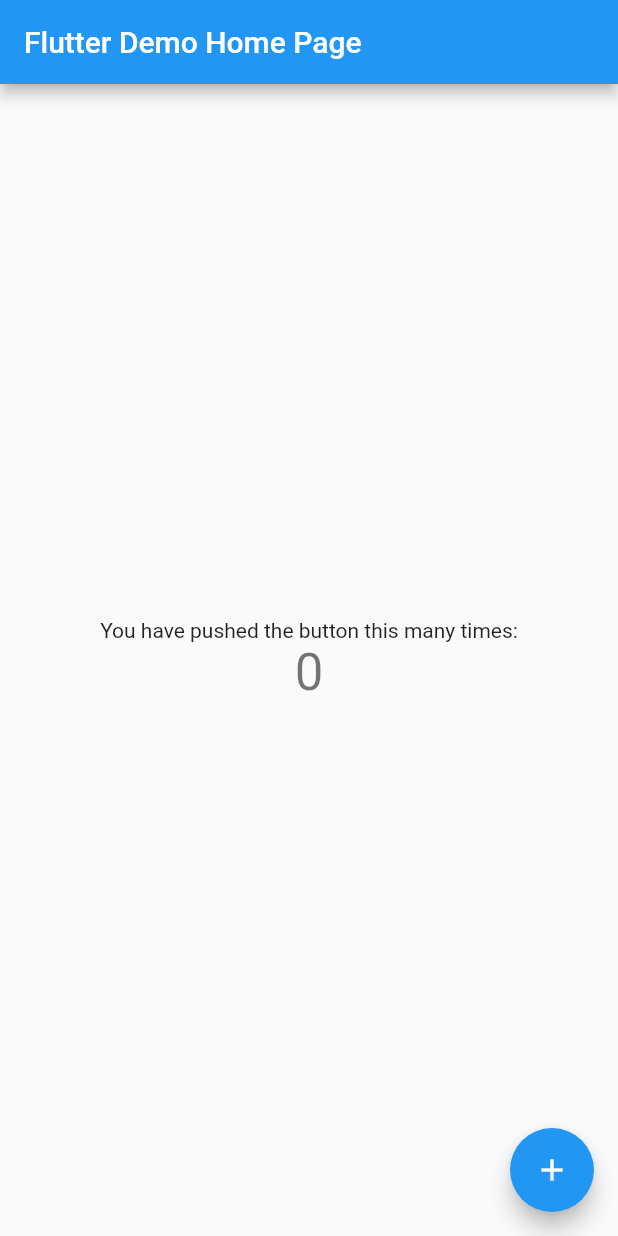
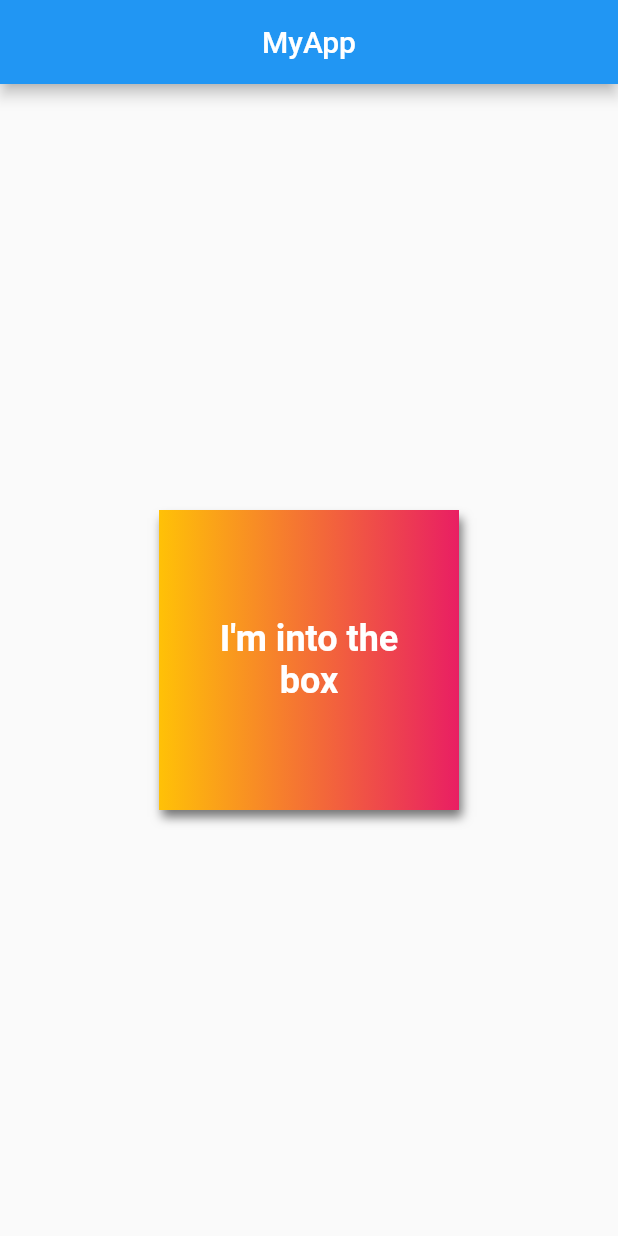
Before and after one commit to chintan369/FlutterProject, a Flutter app: the screen it shows after launch, on a phone screen of 412 x 824 dp. Run offline on Flutter 3.47's test engine with Material 2 defaults, Android fonts, the phone set to English and light mode, and no system bars; missing offline and left inert: dart:html.

Commit message:
Learns Container and Text with UI decoration deeply

```diff
--- a/lib/main.dart
+++ b/lib/main.dart
@@ -1,117 +1,41 @@
+import 'dart:html';
+
 import 'package:flutter/material.dart';
 
 void main() {
-  runApp(MyApp());
+  runApp(MaterialApp(
+    title: "Flutter App",
+    home: HomeWidget(),
+  ));
 }
 
-class MyApp extends StatelessWidget {
-  // This widget is the root of your application.
+class HomeWidget extends StatelessWidget {
   @override
   Widget build(BuildContext context) {
-    return MaterialApp(
-      title: 'Flutter Demo',
-      theme: ThemeData(
-        // This is the theme of your application.
-        //
-        // Try running your application with "flutter run". You'll see the
-        // application has a blue toolbar. Then, without quitting the app, try
-        // changing the primarySwatch below to Colors.green and then invoke
-        // "hot reload" (press "r" in the console where you ran "flutter run",
-        // or simply save your changes to "hot reload" in a Flutter IDE).
-        // Notice that the counter didn't reset back to zero; the application
-        // is not restarted.
-        primarySwatch: Colors.blue,
-        // This makes the visual density adapt to the platform that you run
-        // the app on. For desktop platforms, the controls will be smaller and
-        // closer together (more dense) than on mobile platforms.
-        visualDensity: VisualDensity.adaptivePlatformDensity,
+    return Scaffold(
+      appBar: AppBar(
+        title: Center(child: Text("MyApp")),
       ),
-      home: MyHomePage(title: 'Flutter Demo Home Page'),
+      body: Center(
+        child: Container(
+          padding: const EdgeInsets.all(32),
+          alignment: Alignment.center,
+          decoration: BoxDecoration(boxShadow: [
+            BoxShadow(
+                color: Colors.grey[600],
+                blurRadius: 5,
+                offset: Offset(2.0, 5.0))
+          ], gradient: LinearGradient(colors: [Colors.amber, Colors.pink])),
+          width: 200,
+          height: 200,
+          child: Text(
+            "I\'m into the box",
+            style: TextStyle(
+                color: Colors.white, fontWeight: FontWeight.bold, fontSize: 24),
+            textAlign: TextAlign.center,
+          ),
+        ),
+      ),
     );
   }
 }
-
-class MyHomePage extends StatefulWidget {
-  MyHomePage({Key key, this.title}) : super(key: key);
-
-  // This widget is the home page of your application. It is stateful, meaning
-  // that it has a State object (defined below) that contains fields that affect
-  // how it looks.
-
-  // This class is the configuration for the state. It holds the values (in this
-  // case the title) provided by the parent (in this case the App widget) and
-  // used by the build method of the State. Fields in a Widget subclass are
-  // always marked "final".
-
-  final String title;
-
-  @override
-  _MyHomePageState createState() => _MyHomePageState();
-}
-
-class _MyHomePageState extends State<MyHomePage> {
-  int _counter = 0;
-
-  void _incrementCounter() {
-    setState(() {
-      // This call to setState tells the Flutter framework that something has
-      // changed in this State, which causes it to rerun the build method below
-      // so that the display can reflect the updated values. If we changed
-      // _counter without calling setState(), then the build method would not be
-      // called again, and so nothing would appear to happen.
-      _counter++;
-    });
-  }
-
-  @override
-  Widget build(BuildContext context) {
-    // This method is rerun every time setState is called, for instance as done
-    // by the _incrementCounter method above.
-    //
-    // The Flutter framework has been optimized to make rerunning build methods
-    // fast, so that you can just rebuild anything that needs updating rather
-    // than having to individually change instances of widgets.
-    return Scaffold(
-      appBar: AppBar(
-        // Here we take the value from the MyHomePage object that was created by
-        // the App.build method, and use it to set our appbar title.
-        title: Text(widget.title),
-      ),
-      body: Center(
-        // Center is a layout widget. It takes a single child and positions it
-        // in the middle of the parent.
-        child: Column(
-          // Column is also a layout widget. It takes a list of children and
-          // arranges them vertically. By default, it sizes itself to fit its
-          // children horizontally, and tries to be as tall as its parent.
-          //
-          // Invoke "debug painting" (press "p" in the console, choose the
-          // "Toggle Debug Paint" action from the Flutter Inspector in Android
-          // Studio, or the "Toggle Debug Paint" command in Visual Studio Code)
-          // to see the wireframe for each widget.
-          //
-          // Column has various properties to control how it sizes itself and
-          // how it positions its children. Here we use mainAxisAlignment to
-          // center the children vertically; the main axis here is the vertical
-          // axis because Columns are vertical (the cross axis would be
-          // horizontal).
-          mainAxisAlignment: MainAxisAlignment.center,
-          children: <Widget>[
-            Text(
-              'You have pushed the button this many times:',
-            ),
-            Text(
-              '$_counter',
-              style: Theme.of(context).textTheme.headline4,
-            ),
-          ],
-        ),
-      ),
-      floatingActionButton: FloatingActionButton(
-        onPressed: _incrementCounter,
-        tooltip: 'Increment',
-        child: Icon(Icons.add),
-      ), // This trailing comma makes auto-formatting nicer for build methods.
-    );
-  }
-}
```
